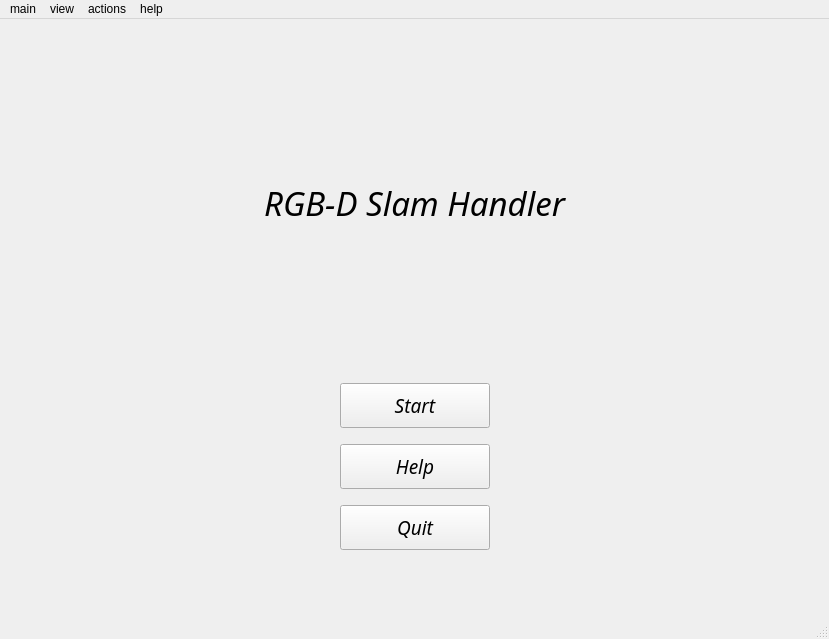
Unsigned-Long/QRGBD-SLAM, file qrgbd/mainwindow.ui: the form before one commit.
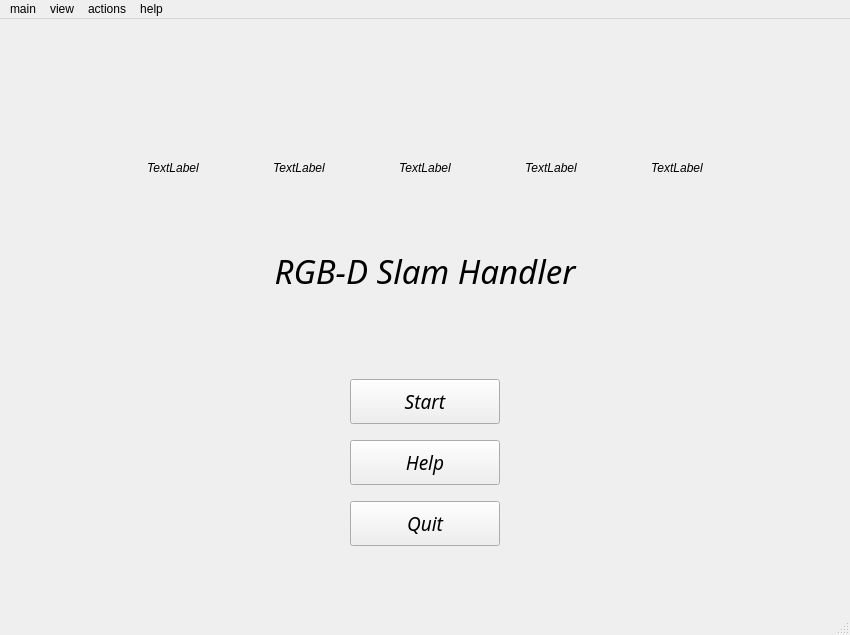
The form after the commit. The open tabs and pages were chosen to show the change. Icons and pictures are not drawn.

```diff
--- a/qrgbd/mainwindow.ui
+++ b/qrgbd/mainwindow.ui
@@ -6,8 +6,8 @@
    <rect>
     <x>0</x>
     <y>0</y>
-    <width>829</width>
-    <height>639</height>
+    <width>850</width>
+    <height>635</height>
    </rect>
   </property>
   <property name="windowTitle">
@@ -31,25 +31,20 @@
       </property>
       <widget class="QWidget" name="page_main">
        <layout class="QGridLayout" name="gridLayout_2">
-        <item row="1" column="0" colspan="3">
-         <widget class="QLabel" name="label">
-          <property name="font">
-           <font>
-            <family>Ubuntu Mono</family>
-            <pointsize>25</pointsize>
-            <italic>true</italic>
-            <bold>false</bold>
-           </font>
+        <item row="5" column="0">
+         <spacer name="horizontalSpacer">
+          <property name="orientation">
+           <enum>Qt::Horizontal</enum>
           </property>
-          <property name="text">
-           <string>RGB-D Slam Handler</string>
+          <property name="sizeHint" stdset="0">
+           <size>
+            <width>40</width>
+            <height>20</height>
+           </size>
           </property>
-          <property name="alignment">
-           <set>Qt::AlignCenter</set>
-          </property>
-         </widget>
+         </spacer>
         </item>
-        <item row="3" column="1">
+        <item row="5" column="1">
          <widget class="QFrame" name="frame">
           <property name="frameShape">
            <enum>QFrame::NoFrame</enum>
@@ -177,7 +172,36 @@
           </layout>
          </widget>
         </item>
-        <item row="2" column="0" colspan="3">
+        <item row="6" column="1">
+         <spacer name="verticalSpacer">
+          <property name="orientation">
+           <enum>Qt::Vertical</enum>
+          </property>
+          <property name="sizeType">
+           <enum>QSizePolicy::Fixed</enum>
+          </property>
+          <property name="sizeHint" stdset="0">
+           <size>
+            <width>20</width>
+            <height>40</height>
+           </size>
+          </property>
+         </spacer>
+        </item>
+        <item row="5" column="2">
+         <spacer name="horizontalSpacer_2">
+          <property name="orientation">
+           <enum>Qt::Horizontal</enum>
+          </property>
+          <property name="sizeHint" stdset="0">
+           <size>
+            <width>40</width>
+            <height>20</height>
+           </size>
+          </property>
+         </spacer>
+        </item>
+        <item row="4" column="0" colspan="3">
          <spacer name="verticalSpacer_3">
           <property name="orientation">
            <enum>Qt::Vertical</enum>
@@ -203,8 +227,19 @@
           </property>
          </spacer>
         </item>
-        <item row="3" column="0">
-         <spacer name="horizontalSpacer">
+        <item row="1" column="0" colspan="3">
+         <widget class="QFrame" name="frame_2">
+          <property name="frameShape">
+           <enum>QFrame::NoFrame</enum>
+          </property>
+          <property name="frameShadow">
+           <enum>QFrame::Raised</enum>
+          </property>
+          <layout class="QGridLayout" name="gridLayout_10">
+           <item row="0" column="0">
+            <layout class="QHBoxLayout" name="horizontalLayout_2">
+             <item>
+              <spacer name="horizontalSpacer_3">
           <property name="orientation">
            <enum>Qt::Horizontal</enum>
           </property>
@@ -216,8 +251,88 @@
           </property>
          </spacer>
         </item>
-        <item row="3" column="2">
-         <spacer name="horizontalSpacer_2">
+             <item>
+              <widget class="QLabel" name="label_Q_2">
+               <property name="minimumSize">
+                <size>
+                 <width>120</width>
+                 <height>120</height>
+                </size>
+               </property>
+               <property name="text">
+                <string>TextLabel</string>
+               </property>
+               <property name="alignment">
+                <set>Qt::AlignCenter</set>
+               </property>
+              </widget>
+             </item>
+             <item>
+              <widget class="QLabel" name="label_R_2">
+               <property name="minimumSize">
+                <size>
+                 <width>120</width>
+                 <height>120</height>
+                </size>
+               </property>
+               <property name="text">
+                <string>TextLabel</string>
+               </property>
+               <property name="alignment">
+                <set>Qt::AlignCenter</set>
+               </property>
+              </widget>
+             </item>
+             <item>
+              <widget class="QLabel" name="label_G_2">
+               <property name="minimumSize">
+                <size>
+                 <width>120</width>
+                 <height>120</height>
+                </size>
+               </property>
+               <property name="text">
+                <string>TextLabel</string>
+               </property>
+               <property name="alignment">
+                <set>Qt::AlignCenter</set>
+               </property>
+              </widget>
+             </item>
+             <item>
+              <widget class="QLabel" name="label_B_2">
+               <property name="minimumSize">
+                <size>
+                 <width>120</width>
+                 <height>120</height>
+                </size>
+               </property>
+               <property name="text">
+                <string>TextLabel</string>
+               </property>
+               <property name="alignment">
+                <set>Qt::AlignCenter</set>
+               </property>
+              </widget>
+             </item>
+             <item>
+              <widget class="QLabel" name="label_D_2">
+               <property name="minimumSize">
+                <size>
+                 <width>120</width>
+                 <height>120</height>
+                </size>
+               </property>
+               <property name="text">
+                <string>TextLabel</string>
+               </property>
+               <property name="alignment">
+                <set>Qt::AlignCenter</set>
+               </property>
+              </widget>
+             </item>
+             <item>
+              <spacer name="horizontalSpacer_4">
           <property name="orientation">
            <enum>Qt::Horizontal</enum>
           </property>
@@ -229,21 +344,34 @@
           </property>
          </spacer>
         </item>
-        <item row="4" column="1">
-         <spacer name="verticalSpacer">
-          <property name="orientation">
-           <enum>Qt::Vertical</enum>
-          </property>
-          <property name="sizeType">
-           <enum>QSizePolicy::Fixed</enum>
-          </property>
-          <property name="sizeHint" stdset="0">
+            </layout>
+           </item>
+           <item row="1" column="0">
+            <widget class="QLabel" name="label">
+             <property name="minimumSize">
            <size>
-            <width>20</width>
-            <height>40</height>
-           </size>
-          </property>
-         </spacer>
+               <width>0</width>
+               <height>60</height>
+              </size>
+             </property>
+             <property name="font">
+              <font>
+               <family>Ubuntu Mono</family>
+               <pointsize>25</pointsize>
+               <italic>true</italic>
+               <bold>false</bold>
+              </font>
+             </property>
+             <property name="text">
+              <string>RGB-D Slam Handler</string>
+             </property>
+             <property name="alignment">
+              <set>Qt::AlignBottom|Qt::AlignHCenter</set>
+             </property>
+            </widget>
+           </item>
+          </layout>
+         </widget>
         </item>
        </layout>
       </widget>
@@ -639,7 +767,7 @@
     <rect>
      <x>0</x>
      <y>0</y>
-     <width>829</width>
+     <width>850</width>
      <height>22</height>
     </rect>
    </property>
```
Left out of the diff: 2 changed lines with no effect on the pictures. Lines whose indentation alone changed are shown as unchanged.
